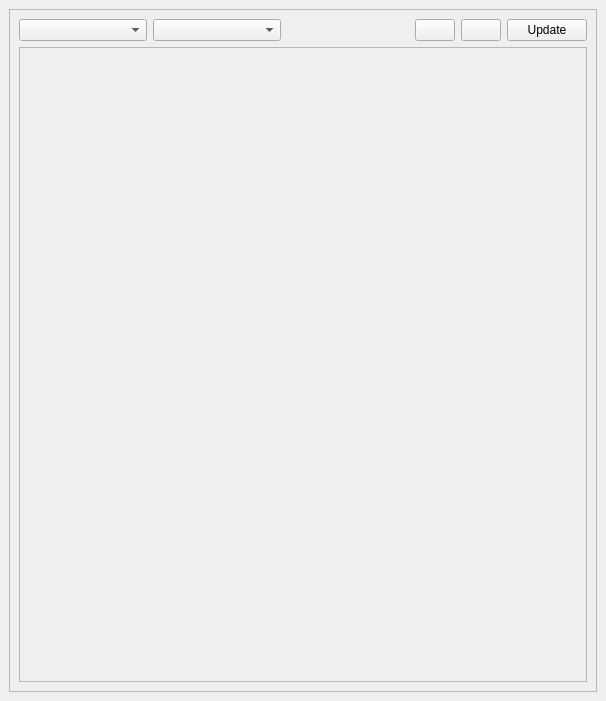
ezEngine/ezEngine, file Code/Tools/Inspector/DataTransferWidget.ui: the form before one commit.
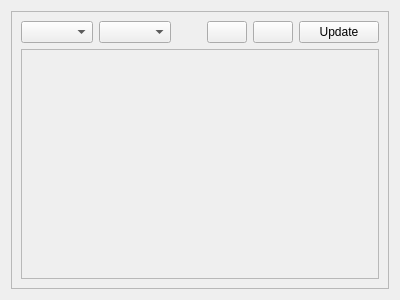
The form after the commit. Icons and pictures are not drawn.

The edit to the form file:
```diff
--- a/Code/Tools/Inspector/DataTransferWidget.ui
+++ b/Code/Tools/Inspector/DataTransferWidget.ui
@@ -1,37 +1,18 @@
 <?xml version="1.0" encoding="UTF-8"?>
 <ui version="4.0">
  <class>DataTransferWidget</class>
- <widget class="QDockWidget" name="DataTransferWidget">
+ <widget class="QWidget" name="DataTransferWidget">
   <property name="geometry">
    <rect>
     <x>0</x>
     <y>0</y>
-    <width>606</width>
-    <height>701</height>
+    <width>400</width>
+    <height>300</height>
    </rect>
   </property>
-  <property name="minimumSize">
-   <size>
-    <width>510</width>
-    <height>264</height>
-   </size>
-  </property>
-  <property name="sizeIncrement">
-   <size>
-    <width>5</width>
-    <height>5</height>
-   </size>
-  </property>
-  <property name="features">
-   <set>QDockWidget::AllDockWidgetFeatures</set>
-  </property>
-  <property name="allowedAreas">
-   <set>Qt::AllDockWidgetAreas</set>
-  </property>
   <property name="windowTitle">
    <string>Data Transfer</string>
   </property>
-  <widget class="QWidget" name="dockWidgetContents">
    <layout class="QHBoxLayout" name="horizontalLayout_3">
     <item>
      <widget class="QFrame" name="frame">
@@ -153,8 +134,8 @@
                <rect>
                 <x>0</x>
                 <y>0</y>
-                <width>564</width>
-                <height>605</height>
+               <width>358</width>
+               <height>226</height>
                </rect>
               </property>
               <layout class="QHBoxLayout" name="horizontalLayout_4">
@@ -187,7 +168,6 @@
     </item>
    </layout>
   </widget>
- </widget>
  <resources>
   <include location="resources.qrc"/>
  </resources>
```
Left out of the diff: 4 changed lines with no effect on the pictures. Lines whose indentation alone changed are shown as unchanged.
